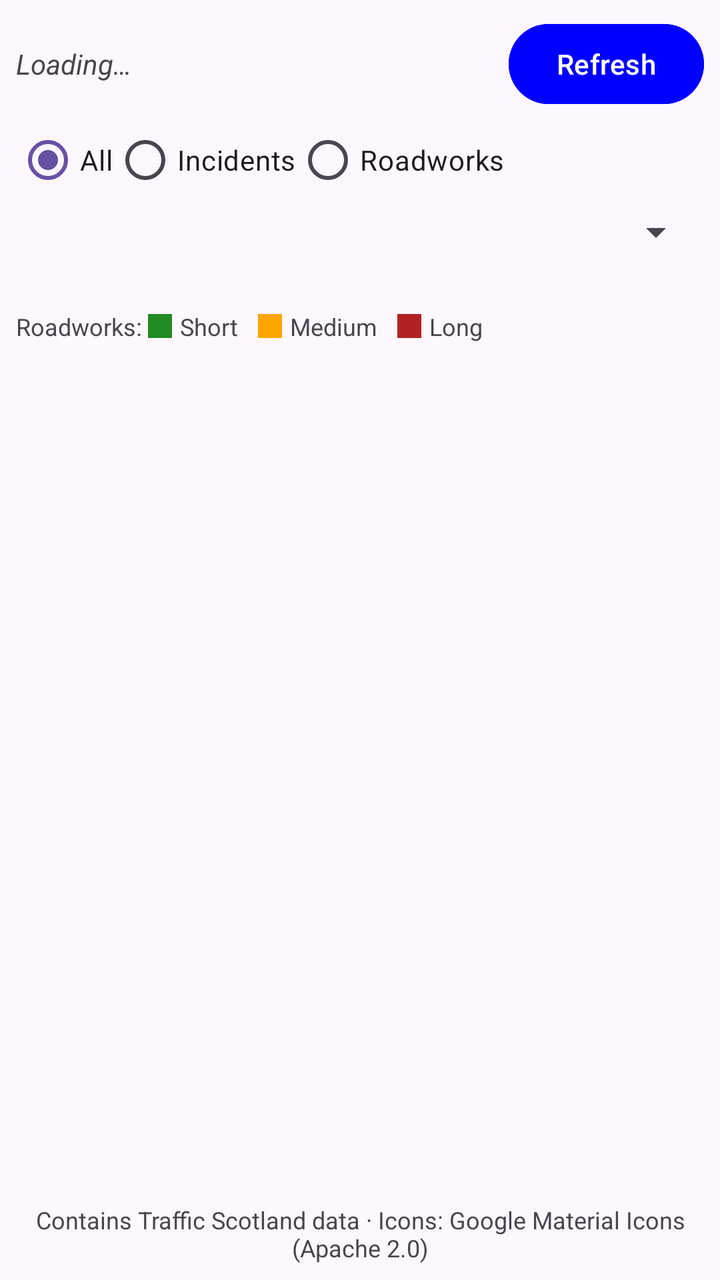
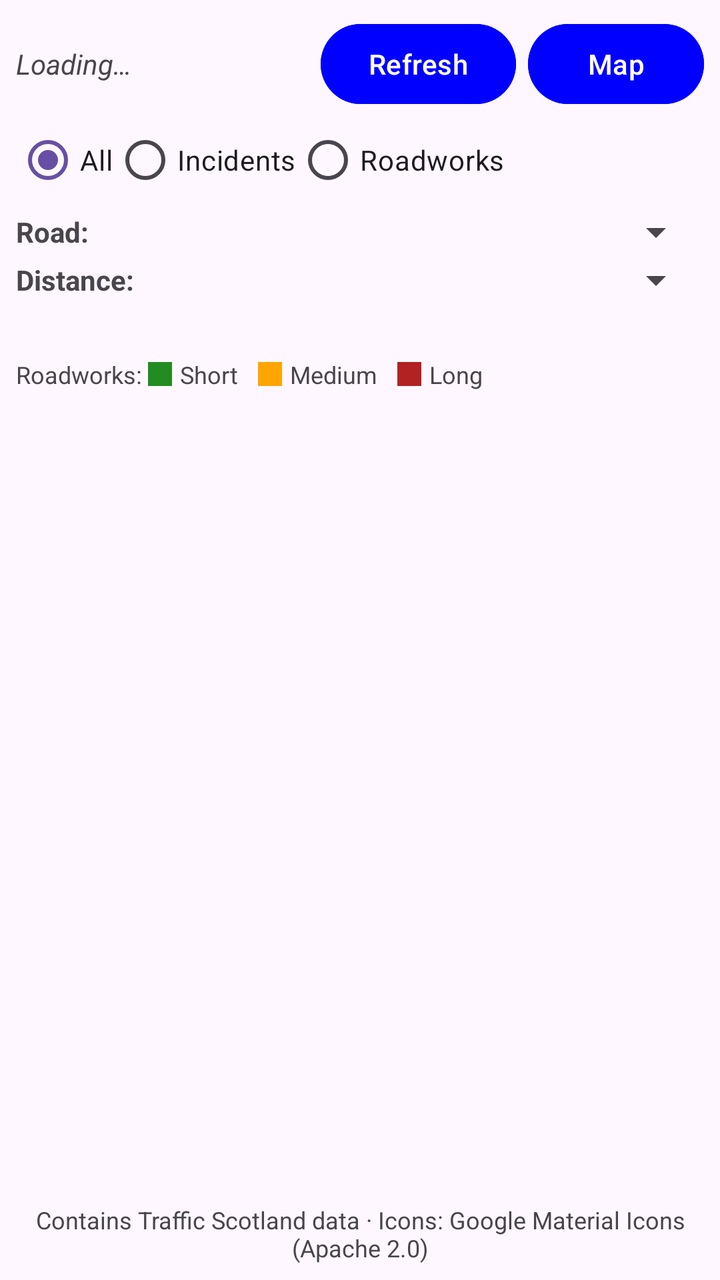

Screens rendered from an Android XML layout before and after an edit, with the pre-edit source and the edit as a unified diff.
<!-- AndroidManifest.xml: application theme Theme.TrafficApp -->
<!-- res/layout/activity_main.xml -->
<?xml version="1.0" encoding="utf-8"?>
<LinearLayout xmlns:android="http://schemas.android.com/apk/res/android"
    android:id="@+id/main"
    android:layout_width="match_parent"
    android:layout_height="match_parent"
    android:orientation="vertical"
    android:padding="8dp">

    <LinearLayout
        android:layout_width="match_parent"
        android:layout_height="wrap_content"
        android:orientation="horizontal"
        android:gravity="center_vertical">

        <TextView
            android:id="@+id/statusText"
            android:layout_width="0dp"
            android:layout_height="wrap_content"
            android:layout_weight="1"
            android:textSize="14sp"
            android:textStyle="italic"
            android:text="Loading…" />

        <Button
            android:id="@+id/startButton"
            android:layout_width="wrap_content"
            android:layout_height="wrap_content"
            android:backgroundTint="@color/Blue"
            android:text="Refresh" />
    </LinearLayout>

    <RadioGroup
        android:id="@+id/filterGroup"
        android:layout_width="match_parent"
        android:layout_height="wrap_content"
        android:orientation="horizontal">

        <RadioButton
            android:id="@+id/allRadio"
            android:layout_width="wrap_content"
            android:layout_height="wrap_content"
            android:checked="true"
            android:text="All" />

        <RadioButton
            android:id="@+id/incidentRadio"
            android:layout_width="wrap_content"
            android:layout_height="wrap_content"
            android:text="Incidents" />

        <RadioButton
            android:id="@+id/roadworksRadio"
            android:layout_width="wrap_content"
            android:layout_height="wrap_content"
            android:text="Roadworks" />
    </RadioGroup>

    <Spinner
        android:id="@+id/roadSpinner"
        android:layout_width="match_parent"
        android:layout_height="wrap_content" />

    <TextView
        android:id="@+id/countText"
        android:layout_width="match_parent"
        android:layout_height="wrap_content"
        android:textStyle="bold"
        android:paddingVertical="4dp" />

    <LinearLayout
        android:id="@+id/delayLegend"
        android:layout_width="match_parent"
        android:layout_height="wrap_content"
        android:orientation="horizontal"
        android:gravity="center_vertical"
        android:paddingBottom="4dp">

        <TextView
            android:layout_width="wrap_content"
            android:layout_height="wrap_content"
            android:textSize="12sp"
            android:text="Roadworks: " />

        <View
            android:layout_width="12dp"
            android:layout_height="12dp"
            android:background="@color/ForestGreen" />

        <TextView
            android:layout_width="wrap_content"
            android:layout_height="wrap_content"
            android:layout_marginStart="4dp"
            android:layout_marginEnd="10dp"
            android:textSize="12sp"
            android:text="Short" />

        <View
            android:layout_width="12dp"
            android:layout_height="12dp"
            android:background="@color/Orange" />

        <TextView
            android:layout_width="wrap_content"
            android:layout_height="wrap_content"
            android:layout_marginStart="4dp"
            android:layout_marginEnd="10dp"
            android:textSize="12sp"
            android:text="Medium" />

        <View
            android:layout_width="12dp"
            android:layout_height="12dp"
            android:background="@color/FireBrick" />

        <TextView
            android:layout_width="wrap_content"
            android:layout_height="wrap_content"
            android:layout_marginStart="4dp"
            android:textSize="12sp"
            android:text="Long" />
    </LinearLayout>

    <androidx.recyclerview.widget.RecyclerView
        android:id="@+id/recView"
        android:layout_width="match_parent"
        android:layout_height="0dp"
        android:layout_weight="1" />

    <TextView
        android:id="@+id/acknowledgement"
        android:layout_width="match_parent"
        android:layout_height="wrap_content"
        android:textSize="12sp"
        android:gravity="center"
        android:text="Contains Traffic Scotland data · Icons: Google Material Icons (Apache 2.0)"/>
</LinearLayout>
<!-- resources referenced by this layout -->
<resources>
  <color name="Blue">#0000FF</color>
  <color name="FireBrick">#B22222</color>
  <color name="ForestGreen">#228B22</color>
  <color name="Orange">#FFA500</color>
  <style name="Theme.TrafficApp" parent="Base.Theme.TrafficApp" />
  <style name="Base.Theme.TrafficApp" parent="Theme.Material3.DayNight.NoActionBar">
          
          
      </style>
</resources>

<!-- the commit's change to res/layout/activity_main.xml (unified diff, before → after) -->
@@ -27,6 +27,15 @@
             android:layout_height="wrap_content"
             android:backgroundTint="@color/Blue"
             android:text="Refresh" />
+
+        <Button
+            android:id="@+id/mapButton"
+            android:layout_width="wrap_content"
+            android:layout_height="wrap_content"
+            android:layout_marginStart="6dp"
+            android:backgroundTint="@color/Blue"
+            android:text="Map" />
+
     </LinearLayout>
 
     <RadioGroup
@@ -55,10 +64,52 @@
             android:text="Roadworks" />
     </RadioGroup>
 
-    <Spinner
-        android:id="@+id/roadSpinner"
+    <LinearLayout
         android:layout_width="match_parent"
-        android:layout_height="wrap_content" />
+        android:layout_height="wrap_content"
+        android:orientation="horizontal"
+        android:gravity="center_vertical">
+
+        <TextView
+            android:layout_width="70dp"
+            android:layout_height="wrap_content"
+            android:textStyle="bold"
+            android:text="Road:" />
+
+        <Spinner
+            android:id="@+id/roadSpinner"
+            android:layout_width="0dp"
+            android:layout_height="wrap_content"
+            android:layout_weight="1"
+            android:prompt="@string/road_Prompt" />
+    </LinearLayout>
+
+    <LinearLayout
+        android:layout_width="match_parent"
+        android:layout_height="wrap_content"
+        android:orientation="horizontal"
+        android:gravity="center_vertical">
+
+        <TextView
+            android:layout_width="70dp"
+            android:layout_height="wrap_content"
+            android:textStyle="bold"
+            android:text="Distance:" />
+
+        <Spinner
+            android:id="@+id/distanceSpinner"
+            android:layout_width="0dp"
+            android:layout_height="wrap_content"
+            android:layout_weight="1" />
+    </LinearLayout>
+
+    <TextView
+        android:id="@+id/originText"
+        android:layout_width="match_parent"
+        android:layout_height="wrap_content"
+        android:textSize="12sp"
+        android:textStyle="italic"
+        android:visibility="gone" />
 
     <TextView
         android:id="@+id/countText"
@@ -120,11 +171,23 @@
             android:text="Long" />
     </LinearLayout>
 
-    <androidx.recyclerview.widget.RecyclerView
-        android:id="@+id/recView"
+    <ViewSwitcher
+        android:id="@+id/viewSwitch"
         android:layout_width="match_parent"
         android:layout_height="0dp"
-        android:layout_weight="1" />
+        android:layout_weight="1">
+
+        <androidx.recyclerview.widget.RecyclerView
+            android:id="@+id/recView"
+            android:layout_width="match_parent"
+            android:layout_height="match_parent" />
+
+        <androidx.fragment.app.FragmentContainerView
+            android:id="@+id/map"
+            android:name="com.google.android.gms.maps.SupportMapFragment"
+            android:layout_width="match_parent"
+            android:layout_height="match_parent" />
+    </ViewSwitcher>
 
     <TextView
         android:id="@+id/acknowledgement"
<!-- resource entries referenced after the edit -->
@@ -4,6 +4,7 @@
   <color name="FireBrick">#B22222</color>
   <color name="ForestGreen">#228B22</color>
   <color name="Orange">#FFA500</color>
+  <string name="road_Prompt">Search by Road </string>
   <style name="Theme.TrafficApp" parent="Base.Theme.TrafficApp" />
   <style name="Base.Theme.TrafficApp" parent="Theme.Material3.DayNight.NoActionBar">
           
